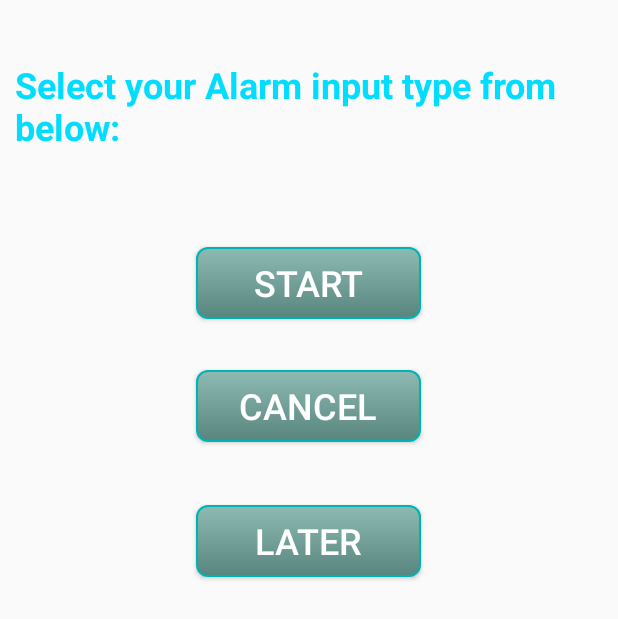
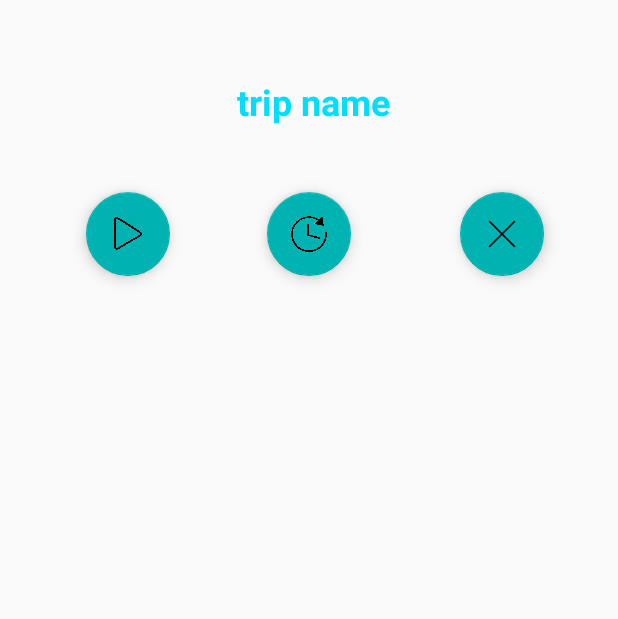
Before and after one commit to bodourhassan/TripPlannerMaster, an Android app: the layout activity_alarm.xml on its own in the app's theme, with its tools: preview values and no code run, on a phone screen of 412 x 824 dp. Shown: the top 619 px of the screen. Run offline under Robolectric (Android 15) with nearby library versions, the phone set to English and light mode, and no system bars.

Commit message:
alarm design

```diff
--- a/app/src/main/java/com/ititeam/tripplannermaster/activity/alarmhandler/AlarmActivity.java
+++ b/app/src/main/java/com/ititeam/tripplannermaster/activity/alarmhandler/AlarmActivity.java
@@ -11,6 +11,7 @@ import android.support.v7.app.AppCompatActivity;
 import android.view.View;
 import android.view.Window;
 import android.view.WindowManager;
+import android.widget.TextView;
 import android.widget.Toast;
 
 import com.ititeam.tripplannermaster.DB.TripTableOperations;
@@ -30,13 +31,16 @@ public class AlarmActivity extends AppCompatActivity {
     //Alarm Request Code
     private static final int ALARM_REQUEST_CODE = 133;
     private Intent openingIntent = null;
-
+    TextView  trip_name;
     @Override
     protected void onCreate(Bundle savedInstanceState) {
         super.onCreate(savedInstanceState);
          this.supportRequestWindowFeature(Window.FEATURE_NO_TITLE);
         setContentView(R.layout.activity_alarm);
+        trip_name = (TextView)findViewById(R.id.trip_name);
         this.openingIntent = getIntent();
+        trip =(Trip) ParcelableUtil.unmarshall(openingIntent.getByteArrayExtra("trip") , Trip.CREATOR);
+        trip_name.setText(trip.getTripName());
         if (Build.VERSION.SDK_INT >= Build.VERSION_CODES.HONEYCOMB) {
             this.setFinishOnTouchOutside(false);
         }
--- a/app/src/main/res/layout/activity_add_new_trip.xml
+++ b/app/src/main/res/layout/activity_add_new_trip.xml
@@ -222,7 +222,7 @@
                 android:id="@+id/TripCatId"
                 android:layout_width="160dp"
                 android:layout_height="wrap_content"
-                android:layout_alignBottom="@+id/TripCat"
+                android:layout_above="@+id/textView"
                 android:layout_alignEnd="@+id/fab"
                 android:layout_alignRight="@+id/fab"
                 android:layout_marginEnd="6dp"
--- a/app/src/main/res/layout/activity_alarm.xml
+++ b/app/src/main/res/layout/activity_alarm.xml
@@ -1,5 +1,6 @@
 <?xml version="1.0" encoding="utf-8"?>
 <RelativeLayout xmlns:android="http://schemas.android.com/apk/res/android"
+    xmlns:app="http://schemas.android.com/apk/res-auto"
     xmlns:tools="http://schemas.android.com/tools"
     android:layout_width="match_parent"
     android:layout_height="match_parent"
@@ -8,53 +9,49 @@
     tools:context="com.ititeam.tripplannermaster.activity.alarmhandler.AlarmActivity">
 
     <TextView
-        android:id="@+id/textView6"
+        android:id="@+id/trip_name"
         android:layout_width="wrap_content"
         android:layout_height="wrap_content"
-        android:layout_alignParentLeft="true"
-        android:layout_alignParentStart="true"
         android:layout_alignParentTop="true"
-        android:layout_marginTop="30dp"
+        android:layout_centerHorizontal="true"
+        android:layout_marginTop="41dp"
         android:text="@string/label"
         android:textAlignment="center"
         android:textColor="@android:color/holo_blue_bright"
         android:textSize="24sp"
         android:textStyle="bold" />
 
-    <Button
+    <android.support.design.widget.FloatingActionButton
         android:id="@+id/start_alarm_button"
-        android:layout_width="150dp"
+        android:layout_width="wrap_content"
         android:layout_height="wrap_content"
-        android:layout_below="@+id/textView6"
+        android:layout_alignParentLeft="true"
+        android:layout_alignParentStart="true"
+        android:layout_below="@+id/trip_name"
+        android:layout_marginLeft="47dp"
+        android:layout_marginStart="47dp"
+        android:layout_marginTop="44dp"
+        android:clickable="true"
+        app:srcCompat="@drawable/start_icon" />
+
+    <android.support.design.widget.FloatingActionButton
+        android:id="@+id/later_alarm_button"
+        android:layout_width="wrap_content"
+        android:layout_height="wrap_content"
+        android:layout_alignTop="@+id/start_alarm_button"
         android:layout_centerHorizontal="true"
-        android:layout_marginTop="64dp"
-        android:background="@drawable/my_button_dessign"
-        android:text="@string/start_alarm"
-        android:textColor="@android:color/white"
-        android:textSize="24sp" />
+        android:clickable="true"
+        app:srcCompat="@drawable/img_95431" />
 
-    <Button
+    <android.support.design.widget.FloatingActionButton
         android:id="@+id/stop_alarm_button"
-        android:layout_width="150dp"
+        android:layout_width="wrap_content"
         android:layout_height="wrap_content"
-        android:layout_alignLeft="@+id/start_alarm_button"
-        android:layout_alignStart="@+id/start_alarm_button"
-        android:layout_below="@+id/start_alarm_button"
-        android:layout_marginTop="34dp"
-        android:background="@drawable/my_button_dessign"
-        android:text="@string/stop_alarm"
-        android:textColor="@android:color/white"
-        android:textSize="24sp" />
-
-    <Button
-        android:id="@+id/later_alarm_button"
-        android:layout_width="150dp"
-        android:layout_height="wrap_content"
-        android:layout_below="@+id/stop_alarm_button"
-        android:layout_centerHorizontal="true"
-        android:layout_marginTop="42dp"
-        android:background="@drawable/my_button_dessign"
-        android:text="@string/later_alarm"
-        android:textColor="@android:color/white"
-        android:textSize="24sp" />
+        android:layout_alignParentEnd="true"
+        android:layout_alignParentRight="true"
+        android:layout_alignTop="@+id/later_alarm_button"
+        android:layout_marginEnd="39dp"
+        android:layout_marginRight="39dp"
+        android:clickable="true"
+        app:srcCompat="@drawable/close" />
 </RelativeLayout>
--- a/app/src/main/res/values/strings.xml
+++ b/app/src/main/res/values/strings.xml
@@ -3,7 +3,7 @@
     <!--mark section -->
     <string name="stop_alarm">Cancel</string>
     <string name="start_alarm">Start</string>
-    <string name="label">Select your Alarm input type from below:</string>
+    <string name="label">" trip name"</string>
     <string name="later_alarm">Later</string>
     <!-- end mark section-->
 
```
Also changed, not shown: app/src/main/res/drawable/close.png (added), app/src/main/res/drawable/img_95431.png (added), app/src/main/res/drawable/later_icon.png (added), app/src/main/res/drawable/start_icon.png (added).
